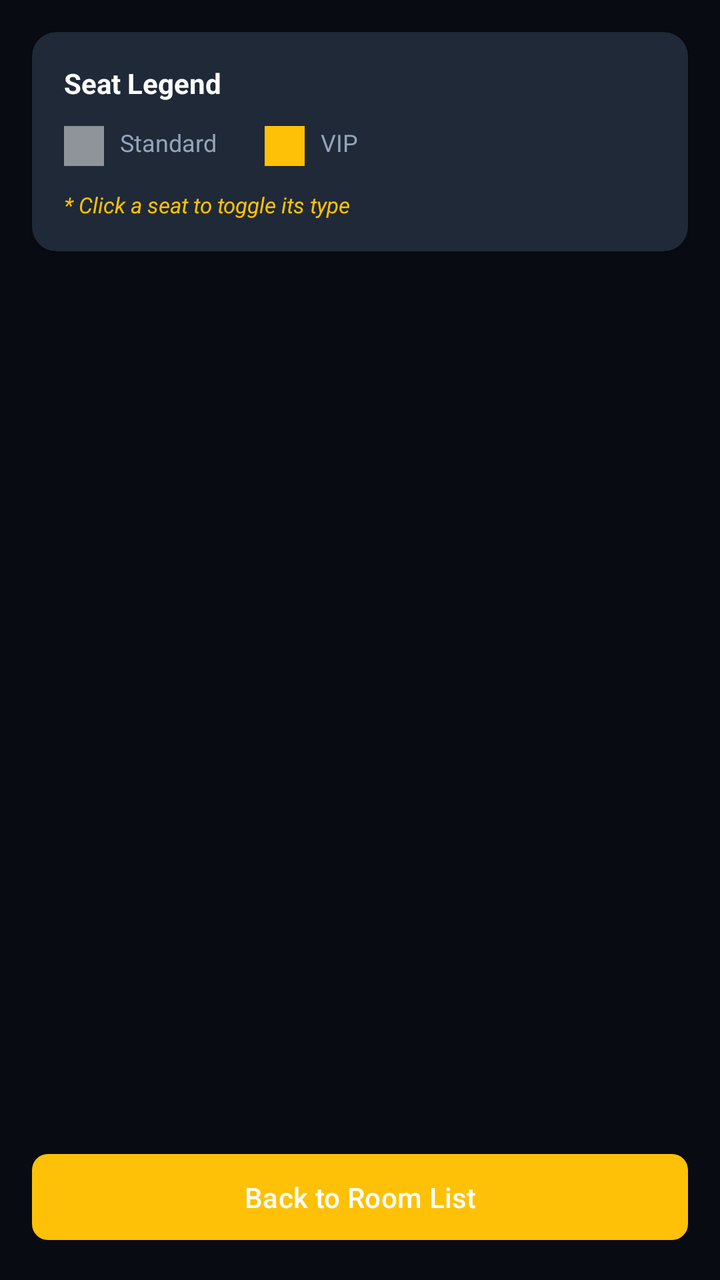
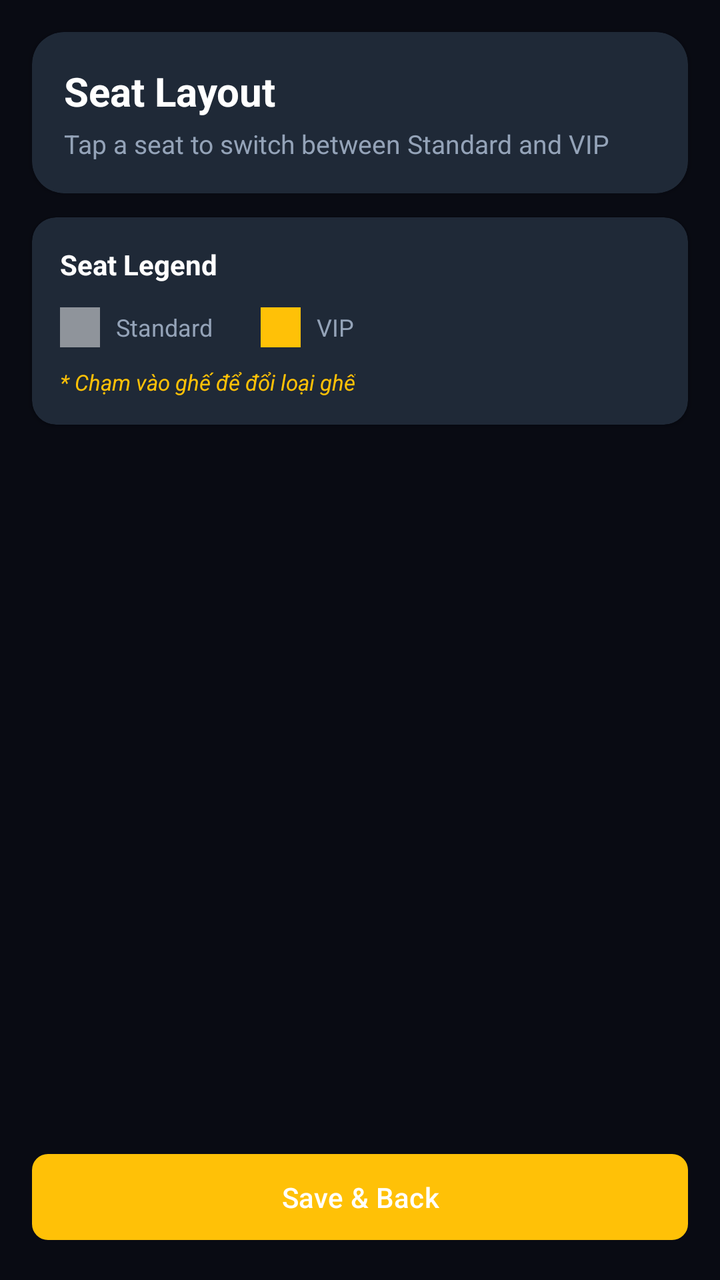

The first picture is an Android layout as it rendered before a commit; the second is the same layout after the commit. The layout source and the unified diff follow.
<!-- AndroidManifest.xml: application theme Theme.Moviebookingapp -->
<!-- res/layout/fragment_admin_room_detail.xml -->
<?xml version="1.0" encoding="utf-8"?>
<LinearLayout xmlns:android="http://schemas.android.com/apk/res/android"
    xmlns:app="http://schemas.android.com/apk/res-auto"
    android:layout_width="match_parent"
    android:layout_height="match_parent"
    android:background="@color/admin_bg"
    android:orientation="vertical">

    <androidx.cardview.widget.CardView
        android:layout_width="match_parent"
        android:layout_height="wrap_content"
        android:layout_margin="16dp"
        app:cardBackgroundColor="@color/card_dark"
        app:cardCornerRadius="12dp">

        <LinearLayout
            android:layout_width="match_parent"
            android:layout_height="wrap_content"
            android:orientation="vertical"
            android:padding="16dp">

            <TextView
                android:layout_width="wrap_content"
                android:layout_height="wrap_content"
                android:text="Seat Legend"
                android:textColor="@color/white"
                android:textStyle="bold" />

            <LinearLayout
                android:layout_width="match_parent"
                android:layout_height="wrap_content"
                android:layout_marginTop="12dp"
                android:orientation="horizontal">

                <View
                    android:layout_width="20dp"
                    android:layout_height="20dp"
                    android:background="@color/nav_inactive" />

                <TextView
                    android:layout_width="wrap_content"
                    android:layout_height="wrap_content"
                    android:layout_marginStart="8dp"
                    android:text="Standard"
                    android:textColor="@color/text_gray"
                    android:textSize="12sp" />

                <View
                    android:layout_width="20dp"
                    android:layout_height="20dp"
                    android:layout_marginStart="24dp"
                    android:background="@color/yellow" />

                <TextView
                    android:layout_width="wrap_content"
                    android:layout_height="wrap_content"
                    android:layout_marginStart="8dp"
                    android:text="VIP"
                    android:textColor="@color/text_gray"
                    android:textSize="12sp" />
            </LinearLayout>

            <TextView
                android:layout_width="wrap_content"
                android:layout_height="wrap_content"
                android:layout_marginTop="12dp"
                android:text="* Click a seat to toggle its type"
                android:textColor="@color/yellow"
                android:textSize="11sp"
                android:textStyle="italic" />
        </LinearLayout>
    </androidx.cardview.widget.CardView>

    <FrameLayout
        android:layout_width="match_parent"
        android:layout_height="0dp"
        android:layout_weight="1">

        <androidx.recyclerview.widget.RecyclerView
            android:id="@+id/rvSeatGrid"
            android:layout_width="match_parent"
            android:layout_height="match_parent"
            android:clipToPadding="false"
            android:padding="16dp" />

        <ProgressBar
            android:id="@+id/progressBar"
            android:layout_width="wrap_content"
            android:layout_height="wrap_content"
            android:layout_gravity="center"
            android:visibility="gone" />
    </FrameLayout>

    <com.google.android.material.button.MaterialButton
        android:id="@+id/btnSaveLayout"
        android:layout_width="match_parent"
        android:layout_height="wrap_content"
        android:layout_margin="16dp"
        android:padding="12dp"
        android:text="Back to Room List"
        app:cornerRadius="8dp" />

</LinearLayout>
<!-- resources referenced by this layout -->
<resources>
  <color name="admin_bg">#090B13</color>
  <color name="card_dark">#1F2937</color>
  <color name="nav_inactive">#80FFFFFF</color>
  <color name="text_gray">#94A3B8</color>
  <color name="white">#FFFFFFFF</color>
  <color name="yellow">#FFC107</color>
  <style name="Theme.Moviebookingapp" parent="Base.Theme.Moviebookingapp" />
  <style name="Base.Theme.Moviebookingapp" parent="Theme.Material3.DayNight.NoActionBar">
          <item name="colorPrimary">@color/yellow</item>
          <item name="android:windowBackground">@color/background_black</item>
          <item name="android:statusBarColor">@color/background_black</item>
      </style>
  <color name="background_black">#FF000000</color>
</resources>

<!-- the commit's change to res/layout/fragment_admin_room_detail.xml (unified diff, before → after) -->
@@ -9,7 +9,42 @@
     <androidx.cardview.widget.CardView
         android:layout_width="match_parent"
         android:layout_height="wrap_content"
-        android:layout_margin="16dp"
+        android:layout_marginHorizontal="16dp"
+        android:layout_marginTop="16dp"
+        app:cardBackgroundColor="@color/card_dark"
+        app:cardCornerRadius="16dp">
+
+        <LinearLayout
+            android:layout_width="match_parent"
+            android:layout_height="wrap_content"
+            android:orientation="vertical"
+            android:padding="16dp">
+
+            <TextView
+                android:id="@+id/tvRoomTitle"
+                android:layout_width="wrap_content"
+                android:layout_height="wrap_content"
+                android:text="Seat Layout"
+                android:textColor="@color/white"
+                android:textSize="20sp"
+                android:textStyle="bold" />
+
+            <TextView
+                android:id="@+id/tvRoomSummary"
+                android:layout_width="wrap_content"
+                android:layout_height="wrap_content"
+                android:layout_marginTop="4dp"
+                android:text="Tap a seat to switch between Standard and VIP"
+                android:textColor="@color/text_gray"
+                android:textSize="13sp" />
+        </LinearLayout>
+    </androidx.cardview.widget.CardView>
+
+    <androidx.cardview.widget.CardView
+        android:layout_width="match_parent"
+        android:layout_height="wrap_content"
+        android:layout_marginHorizontal="16dp"
+        android:layout_marginTop="12dp"
         app:cardBackgroundColor="@color/card_dark"
         app:cardCornerRadius="12dp">
 
@@ -17,7 +52,7 @@
             android:layout_width="match_parent"
             android:layout_height="wrap_content"
             android:orientation="vertical"
-            android:padding="16dp">
+            android:padding="14dp">
 
             <TextView
                 android:layout_width="wrap_content"
@@ -30,6 +65,7 @@
                 android:layout_width="match_parent"
                 android:layout_height="wrap_content"
                 android:layout_marginTop="12dp"
+                android:gravity="center_vertical"
                 android:orientation="horizontal">
 
                 <View
@@ -63,8 +99,8 @@
             <TextView
                 android:layout_width="wrap_content"
                 android:layout_height="wrap_content"
-                android:layout_marginTop="12dp"
-                android:text="* Click a seat to toggle its type"
+                android:layout_marginTop="10dp"
+                android:text="* Chạm vào ghế để đổi loại ghế"
                 android:textColor="@color/yellow"
                 android:textSize="11sp"
                 android:textStyle="italic" />
@@ -97,7 +133,7 @@
         android:layout_height="wrap_content"
         android:layout_margin="16dp"
         android:padding="12dp"
-        android:text="Back to Room List"
+        android:text="Save &amp; Back"
         app:cornerRadius="8dp" />
 
 </LinearLayout>
